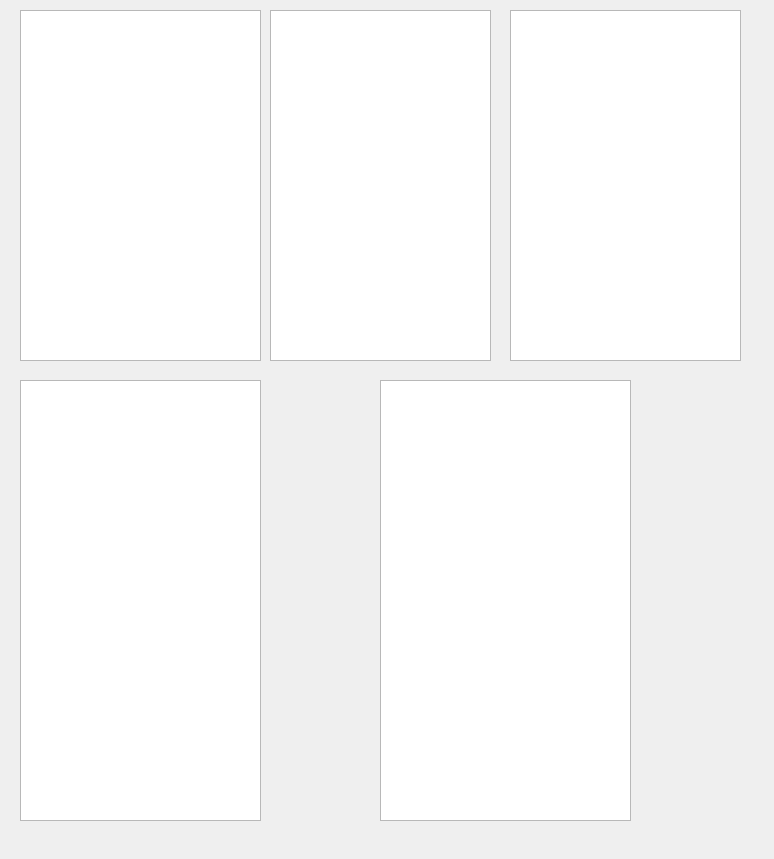
Before: the Qt Designer form components/objectOracle/src/mainUI.ui in ljmanso/prp, drawn with Qt 5.
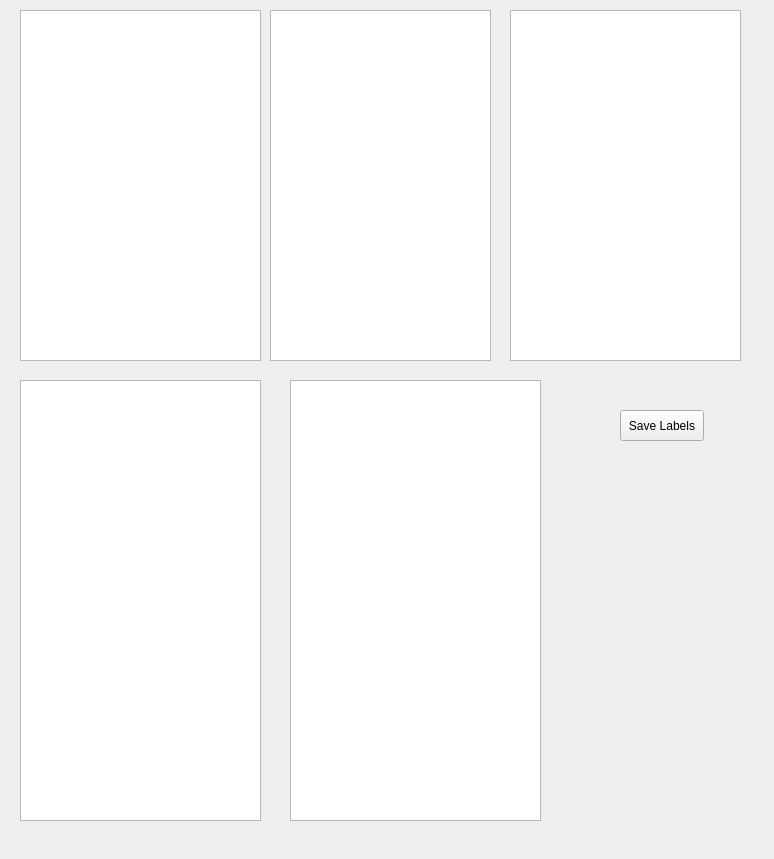
After: the same form once the commit is applied.

Commit message: save labels option added

```diff
--- a/components/objectOracle/src/mainUI.ui
+++ b/components/objectOracle/src/mainUI.ui
@@ -68,7 +68,7 @@
   <widget class="QTableView" name="tableView_5">
    <property name="geometry">
     <rect>
-     <x>380</x>
+     <x>290</x>
      <y>380</y>
      <width>251</width>
      <height>441</height>
@@ -78,6 +78,19 @@
     <bool>true</bool>
    </property>
   </widget>
+  <widget class="QPushButton" name="saveButton">
+   <property name="geometry">
+    <rect>
+     <x>620</x>
+     <y>410</y>
+     <width>84</width>
+     <height>31</height>
+    </rect>
+   </property>
+   <property name="text">
+    <string>Save Labels</string>
+   </property>
+  </widget>
  </widget>
  <resources/>
  <connections/>
```
The commit also changes 2 other files.
